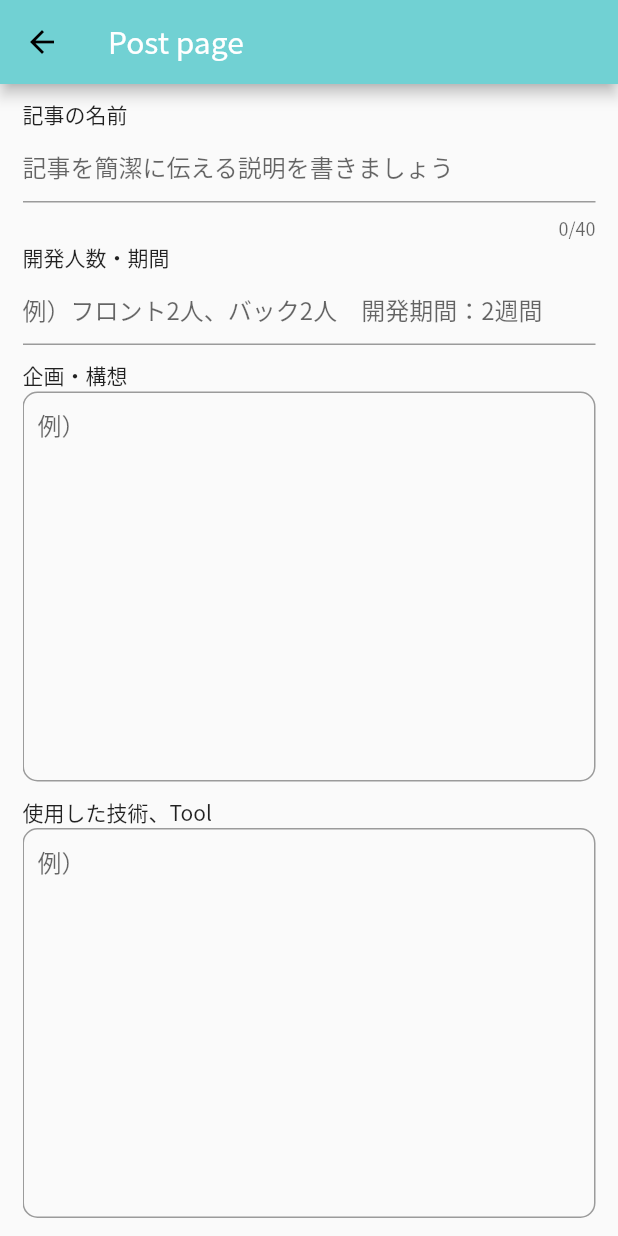
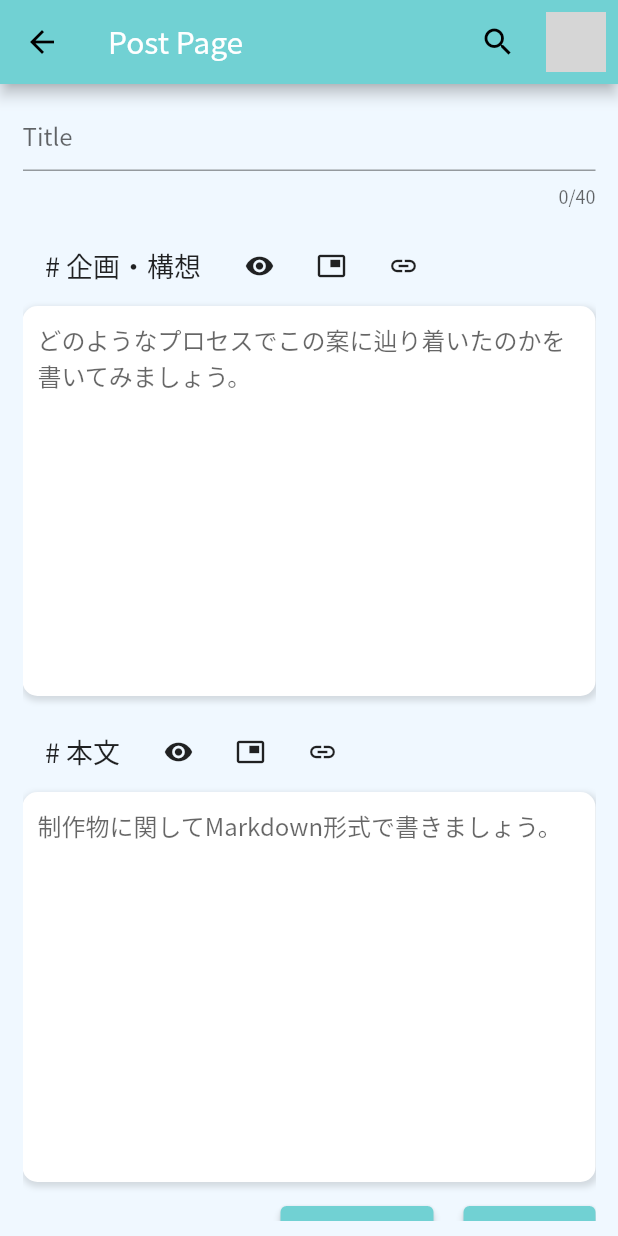
Before and after one commit to Hiroki1112/hackathon_supporterz, a Flutter app: the MyPageScreen screen opened by its route, after a tap on "Add new", on a phone screen of 412 x 824 dp. Run offline on Flutter 3.47's test engine with Material 2 defaults, Android fonts, the phone set to English and light mode, and no system bars; our stand-ins replace cloud_firestore, firebase_auth, firebase_core, flutter_signin_button, google_sign_in, hexcolor and 1 more; missing offline and left inert: markdown; accounts and stored records are empty; network calls fail; grey boxes are pictures that could not be loaded.

Commit message:
Postページなどのデザイン変更

```diff
--- a/lib/models/post.dart
+++ b/lib/models/post.dart
@@ -6,8 +6,7 @@ import 'package:cloud_firestore/cloud_firestore.dart';
 class Post {
   String _title = '';
   String _planText = '';
-  String _techText = '';
-  String _apealText = '';
+  String _bodyText = '';
 
   List<String> _techTag = [];
   String _headerImageURL = '';
@@ -25,11 +24,8 @@ class Post {
   /// 企画・構想の文章を格納する変数。最大長は5万文字
   String get planText => _planText;
 
-  /// 使用した技術についての文章を保存する変数。最大長は5万文字
-  String get techText => _techText;
-
   /// プロダクトのアピールポイントを保存する変数。最大長は5万文字
-  String get apealText => _apealText;
+  String get bodyText => _bodyText;
 
   List<String> get techTag => _techTag;
 
@@ -51,15 +47,9 @@ class Post {
     }
   }
 
-  set setTechText(String val) {
+  set setBodyText(String val) {
     if (val.length < 50001) {
-      _techText = val;
-    }
-  }
-
-  set setApealText(String val) {
-    if (val.length < 50001) {
-      _apealText = val;
+      _bodyText = val;
     }
   }
 
@@ -103,8 +93,7 @@ class Post {
   void fromJson(Map<String, Object> json) {
     setTitle = json['title'] as String;
     setPlanText = json['planText'] as String;
-    setTechText = json['techText'] as String;
-    setApealText = json['apealText'] as String;
+    setBodyText = json['bodyText'] as String;
 
     setTechTag = (json['techTag'] as List<String>);
     setHeaderImageURL = json['headerImageURL'] as String;
@@ -122,9 +111,8 @@ class Post {
     return {
       'title': _title,
       'title2gram': title2gram,
-      'apealText': _apealText,
+      'bodyText': _bodyText,
       'planText': _planText,
-      'techText': _techText,
       'techTag': _techTag,
       'headerImageURL': _headerImageURL,
       'postId': _postId,
--- a/lib/screens/home/home_screen.dart
+++ b/lib/screens/home/home_screen.dart
@@ -28,9 +28,7 @@ class HomeScreen extends StatelessWidget {
     return Scaffold(
       backgroundColor: AppTheme.background,
       appBar: myAppBar(context),
-      body: Padding(
-        padding: const EdgeInsets.symmetric(horizontal: 15.0, vertical: 5.0),
-        child: ListView(
+      body: ListView(
         children: <Widget>[
           const Text(
             'trend',
@@ -72,7 +70,6 @@ class HomeScreen extends StatelessWidget {
           ),
         ],
       ),
-      ),
     );
   }
 }
--- /dev/null
+++ b/lib/screens/post_screen/popup/popup_setting.dart
@@ -0,0 +1,20 @@
+import 'package:flutter/material.dart';
+
+/// 投稿前に必要な追加情報を入力してもらう画面
+Future<dynamic> popupSetting(BuildContext context) {
+  return showDialog(
+    context: context,
+    builder: (context) {
+      return SimpleDialog(
+        title: Text("タイトル"),
+        children: <Widget>[
+          // コンテンツ領域
+          SimpleDialogOption(
+            onPressed: () => Navigator.pop(context),
+            child: Text("１項目目"),
+          ),
+        ],
+      );
+    },
+  );
+}
--- a/lib/screens/post_screen/post_screen.dart
+++ b/lib/screens/post_screen/post_screen.dart
@@ -1,6 +1,10 @@
 import 'package:flutter/material.dart';
 import 'package:hackathon_supporterz/models/post.dart';
 import 'package:flutter/foundation.dart' show kIsWeb;
+import 'package:hackathon_supporterz/screens/post_screen/popup/popup_setting.dart';
+import 'package:hackathon_supporterz/util/app_theme.dart';
+import 'package:hackathon_supporterz/util/config.dart';
+import 'package:hackathon_supporterz/widgets/appbar/my_appbar.dart';
 import 'package:markdown/markdown.dart' as markdown;
 
 class PostScreen extends StatefulWidget {
@@ -18,26 +22,20 @@ class _PostScreenState extends State<PostScreen> {
   @override
   Widget build(BuildContext context) {
     return Scaffold(
-      appBar: AppBar(
-        // モバイルの場合は表示(true)にする
-        automaticallyImplyLeading: !kIsWeb,
-        title: const Text(
-          'Post page',
-          style: TextStyle(color: Colors.white),
-        ),
-      ),
+      appBar: myAppBar(context, title: 'Post Page'),
+      backgroundColor: AppTheme.background,
       body: Form(
         key: _formKey,
-        child: Padding(
-          padding: const EdgeInsets.symmetric(vertical: 10, horizontal: 15),
+        child: Container(
+          margin: const EdgeInsets.symmetric(vertical: 10, horizontal: 15),
           child: ListView(
             children: [
-              const Text('記事の名前'),
               TextFormField(
                 maxLines: 1,
                 maxLength: 40,
                 decoration: const InputDecoration(
-                  hintText: '記事を簡潔に伝える説明を書きましょう',
+                  hintText: 'Title',
+                  fillColor: Colors.white,
                 ),
                 onChanged: (val) {
                   setState(() {
@@ -45,25 +43,31 @@ class _PostScreenState extends State<PostScreen> {
                   });
                 },
               ),
-              const Text('開発人数・期間'),
-              TextFormField(
-                maxLines: 1,
-                decoration: const InputDecoration(
-                  hintText: '例）フロント2人、バック2人　開発期間：2週間',
+              const SizedBox(height: 10),
+              _sectionTitle('# 企画・構想'),
+              Container(
+                decoration: BoxDecoration(
+                  borderRadius: BorderRadius.circular(10),
+                  boxShadow: [
+                    BoxShadow(
+                      color: AppTheme.darkShadow,
+                      spreadRadius: 1.0,
+                      blurRadius: 3.0,
+                      offset: const Offset(1, 2),
                     ),
-                onChanged: (val) {
-                  setState(() {});
-                },
+                  ],
                 ),
-              const SizedBox(height: 10),
-              const Text('企画・構想'),
-              TextFormField(
+                child: TextFormField(
                   maxLines: 10,
                   decoration: InputDecoration(
-                  hintText: '例）',
-                  contentPadding: EdgeInsets.all(10),
+                    filled: true,
+                    fillColor: AppTheme.white,
+                    hintText: 'どのようなプロセスでこの案に辿り着いたのかを書いてみましょう。',
+                    contentPadding: const EdgeInsets.all(10),
                     border: OutlineInputBorder(
-                      borderRadius: BorderRadius.circular(10.0)),
+                      borderSide: BorderSide.none,
+                      borderRadius: BorderRadius.circular(10.0),
+                    ),
                   ),
                   onChanged: (val) {
                     setState(() {
@@ -71,38 +75,41 @@ class _PostScreenState extends State<PostScreen> {
                     });
                   },
                 ),
+              ),
               const SizedBox(height: 10),
-              const Text('使用した技術、Tool'),
-              TextFormField(
+              _sectionTitle('# 本文'),
+              Container(
+                decoration: BoxDecoration(
+                  borderRadius: BorderRadius.circular(10),
+                  boxShadow: [
+                    BoxShadow(
+                      color: AppTheme.darkShadow,
+                      spreadRadius: 1.0,
+                      blurRadius: 3.0,
+                      offset: const Offset(1, 2),
+                    ),
+                  ],
+                ),
+                child: TextFormField(
                   maxLines: 10,
                   decoration: InputDecoration(
-                  hintText: '例）',
-                  contentPadding: const EdgeInsets.all(10),
+                    filled: true,
+                    fillColor: AppTheme.white,
+                    hintText: '制作物に関してMarkdown形式で書きましょう。',
+                    contentPadding: EdgeInsets.all(10),
                     border: OutlineInputBorder(
-                      borderRadius: BorderRadius.circular(10.0)),
+                      borderSide: BorderSide.none,
+                      borderRadius: BorderRadius.circular(10.0),
+                    ),
                   ),
                   onChanged: (val) {
                     setState(() {
-                    _post.setTechText = val;
+                      _post.setPlanText = val;
                     });
                   },
                 ),
+              ),
               const SizedBox(height: 10),
-              const Text('アピールポイント'),
-              TextFormField(
-                maxLines: 10,
-                decoration: InputDecoration(
-                  hintText: '例）',
-                  contentPadding: EdgeInsets.all(10),
-                  border: OutlineInputBorder(
-                      borderRadius: BorderRadius.circular(10.0)),
-                ),
-                onChanged: (val) {
-                  setState(() {
-                    _post.setApealText = val;
-                  });
-                },
-              ),
               Row(
                 mainAxisAlignment: MainAxisAlignment.end,
                 children: [
@@ -117,8 +124,9 @@ class _PostScreenState extends State<PostScreen> {
                   ),
                   const SizedBox(width: 20),
                   ElevatedButton(
-                    onPressed: () {
-                      Navigator.pop(context);
+                    onPressed: () async {
+                      await popupSetting(context);
+                      //Navigator.pop(context);
                     },
                     child: const Text(
                       '投稿する',
@@ -134,4 +142,40 @@ class _PostScreenState extends State<PostScreen> {
       ),
     );
   }
+
+  Widget _sectionTitle(String title) {
+    return Container(
+      margin: const EdgeInsets.symmetric(vertical: 3, horizontal: 15),
+      child: Row(
+        children: [
+          Text(
+            title,
+            style: Config.h3,
+          ),
+          SizedBox(width: 15),
+          IconButton(
+            onPressed: () {},
+            icon: const Icon(
+              Icons.remove_red_eye,
+              size: 20,
+            ),
+          ),
+          IconButton(
+            onPressed: () {},
+            icon: const Icon(
+              Icons.picture_in_picture,
+              size: 20,
+            ),
+          ),
+          IconButton(
+            onPressed: () {},
+            icon: const Icon(
+              Icons.link,
+              size: 20,
+            ),
+          ),
+        ],
+      ),
+    );
   }
+}
--- a/lib/util/app_theme.dart
+++ b/lib/util/app_theme.dart
@@ -1,9 +1,14 @@
 import 'package:flutter/material.dart';
+import 'package:hexcolor/hexcolor.dart';
 
 /// 各種カラー、themeをまとめたクラス
 class AppTheme {
   AppTheme._();
 
   // カラー系
-  static const Color background = Color(0xFFFAF3FC);
+  static Color background = HexColor('#F0F8FF');
+  static Color darkShadow = Colors.black12;
+  static Color lightShadow = HexColor('#E1E6EB');
+
+  static Color white = HexColor('#FFFFFF');
 }
--- a/lib/util/config.dart
+++ b/lib/util/config.dart
@@ -37,6 +37,16 @@ class Config {
     fontWeight: FontWeight.w700,
   );
 
+  static const TextStyle h2 = TextStyle(
+    fontSize: 21.0,
+    fontWeight: FontWeight.w600,
+  );
+
+  static const TextStyle h3 = TextStyle(
+    fontSize: 18.0,
+    fontWeight: FontWeight.w500,
+  );
+
   static MaterialColor createMaterialColor(Color color) {
     List strengths = <double>[.05];
     final swatch = <int, Color>{};
--- a/lib/widgets/appbar/my_appbar.dart
+++ b/lib/widgets/appbar/my_appbar.dart
@@ -10,14 +10,14 @@ import 'package:firebase_auth/firebase_auth.dart';
 
 /// ログインボタンを表示する基本的なappBar
 /// ログイン済みの時にはアイコンが表示される
-AppBar myAppBar(BuildContext context) {
+AppBar myAppBar(BuildContext context, {String title = 'Supporterz'}) {
   final firebaseUser = context.watch<User?>();
   return AppBar(
     // モバイルの場合は表示(true)にする
     automaticallyImplyLeading: !kIsWeb,
-    title: const Text(
-      'Supporterz',
-      style: TextStyle(
+    title: Text(
+      title,
+      style: const TextStyle(
         color: Colors.white,
       ),
     ),
--- a/lib/widgets/tiles/post_tile.dart
+++ b/lib/widgets/tiles/post_tile.dart
@@ -1,4 +1,5 @@
 import 'package:flutter/material.dart';
+import 'package:hackathon_supporterz/util/app_theme.dart';
 import 'package:hackathon_supporterz/util/config.dart';
 
 class PostTile extends StatelessWidget {
@@ -19,11 +20,19 @@ class PostTile extends StatelessWidget {
         print("hoge");
       },
       child: Container(
-        margin: const EdgeInsets.symmetric(vertical: 5),
+        margin: const EdgeInsets.symmetric(vertical: 7, horizontal: 15),
         padding: const EdgeInsets.symmetric(vertical: 10, horizontal: 15),
         decoration: BoxDecoration(
-          color: Colors.white,
-          borderRadius: BorderRadius.circular(15),
+          color: AppTheme.white,
+          borderRadius: BorderRadius.circular(5),
+          boxShadow: [
+            BoxShadow(
+              color: AppTheme.darkShadow,
+              spreadRadius: 1.0,
+              blurRadius: 3.0,
+              offset: const Offset(1, 2),
+            ),
+          ],
         ),
         child: Column(
           children: [
--- a/pubspec.yaml
+++ b/pubspec.yaml
@@ -46,6 +46,9 @@ dependencies:
   google_sign_in: ^5.1.1
   flutter_signin_button: ^2.0.0
   uuid: ^3.0.5
+  flutter_neumorphic:
+    git:
+      url: https://github.com/tsvillain/Flutter-Neumorphic.git
 
   # google_fonts:
   #   git:
```
Also changed, not shown: pubspec.lock, 2 other files. Lines whose indentation alone changed are shown as unchanged.
